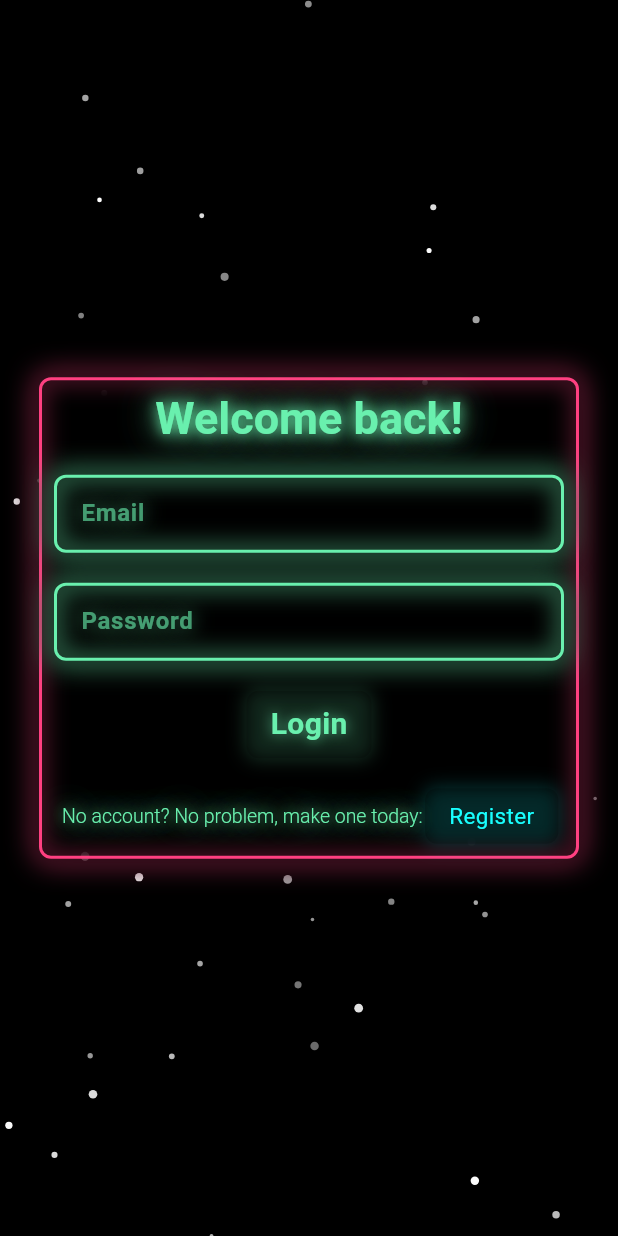
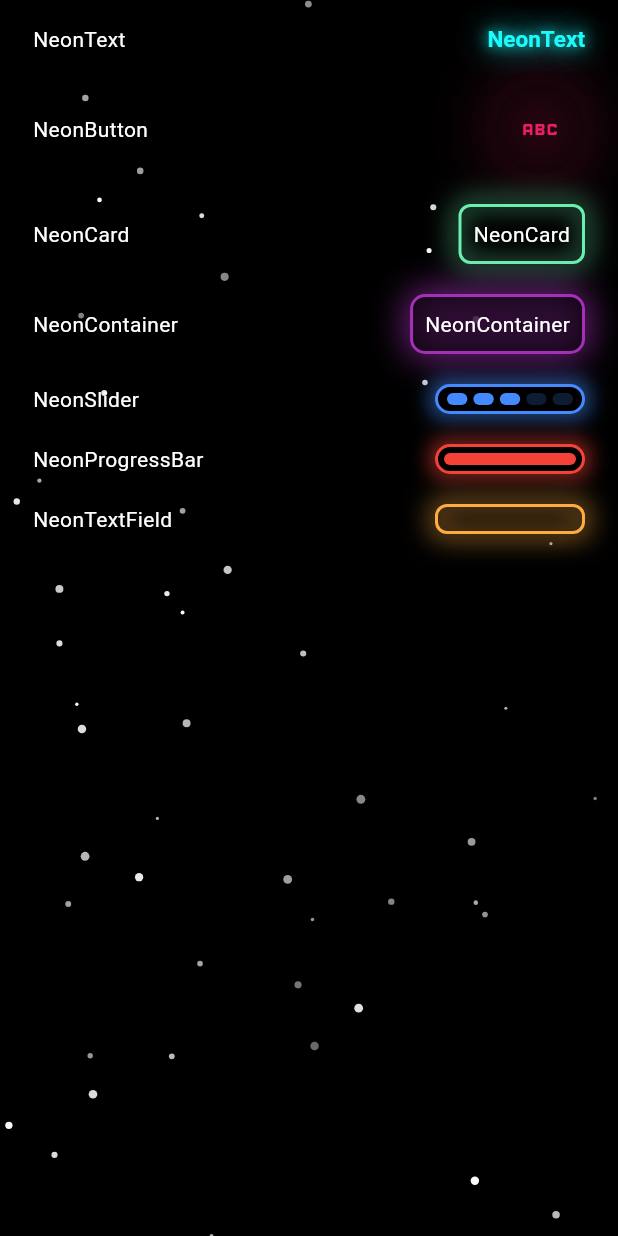
Before and after one commit to NoirsCodingCorner/coding_corner_neon, a Flutter app: the screen it shows after launch, on a phone screen of 412 x 824 dp. Run offline on Flutter 3.47's test engine with Material 3 defaults, Android fonts, the light colour scheme and no system bars; our stand-ins replace firebase_auth, firebase_core; missing offline and left inert: neon, simple_firebase; accounts and stored records are empty; statements that could not run were skipped.

Commit message:
New Stuff.

```diff
--- /dev/null
+++ b/lib/NeonWidgets/neonContainer.dart
@@ -0,0 +1,56 @@
+import 'package:flutter/material.dart';
+
+class NeonContainer extends StatelessWidget {
+  final double? width;
+  final double? height;
+  final double glowRadius;
+  final Color neonColor;
+  final BorderRadius borderRadius;
+  final Widget? child;
+
+  const NeonContainer({
+    Key? key,
+    this.width,
+    this.height,
+    this.glowRadius = 20.0,
+    this.neonColor = Colors.cyanAccent,
+    this.borderRadius = const BorderRadius.all(Radius.circular(10)),
+    this.child,
+  }) : super(key: key);
+
+  @override
+  Widget build(BuildContext context) {
+    return Container(
+
+      width: width, // Optional: If null, Container will size itself based on its parent or child.
+      height: height, // Optional: If null, Container will size itself based on its parent or child.
+      decoration: BoxDecoration(
+        color: Colors.black.withOpacity(0.6), // Background color
+        borderRadius: borderRadius,
+        boxShadow: [
+          // Outer Neon Glow
+          BoxShadow(
+            color: neonColor.withOpacity(0.4), // Slightly more transparent for subtle effect
+            blurRadius: glowRadius ,
+            spreadRadius: glowRadius * 0.1, // Slight outward spread
+            offset: const Offset(0, 0),
+          ),
+          BoxShadow(
+            color: neonColor.withOpacity(0.2), // Subtle inner fade
+            blurRadius: glowRadius,
+            spreadRadius: 0, // Minimal spread to avoid inner glow dominance
+            offset: const Offset(0, 0),
+          ),
+        ],
+        border: Border.all(
+          color: neonColor.withOpacity(0.7), // Border color for the neon effect
+          width: 2,
+        ),
+      ),
+      child: Align(
+        alignment: Alignment.centerLeft,
+        child: child, // Add the child widget here if provided
+      ),
+    );
+  }
+}
--- /dev/null
+++ b/lib/NeonWidgets/neonProgressBar.dart
@@ -0,0 +1,88 @@
+import 'package:flutter/material.dart';
+
+class NeonProgressBar extends StatelessWidget {
+  final double progress; // Progress value between 0 and 1
+  final double height;
+  final double padding;
+  final Color neonColor;
+  final int? segments; // Number of segments
+
+  const NeonProgressBar({
+    Key? key,
+    required this.progress,
+    this.height = 20.0,
+    this.padding = 4.0,
+    this.neonColor = Colors.cyanAccent,
+    this.segments,
+  }) : super(key: key);
+
+  @override
+  Widget build(BuildContext context) {
+    return LayoutBuilder(
+      builder: (context, constraints) {
+        final double maxWidth = constraints.maxWidth; // Parent's available width
+
+        // Calculate width for each segment if segments are provided
+        final double totalSpacing = segments != null ? (segments! - 1) * 4 : 0; // Total spacing between segments
+        final double segmentWidth = segments != null ? (maxWidth - totalSpacing) / segments! : 0;
+
+        return Container(
+          height: height,
+          decoration: BoxDecoration(
+            color: Colors.black, // Background track color
+            borderRadius: BorderRadius.circular(height / 2),
+            border: Border.all(
+              color: neonColor, // Solid neon outline color
+              width: 2,
+            ),
+            boxShadow: [
+              BoxShadow(
+                color: neonColor.withOpacity(0.5), // Glow color
+                blurRadius: 10, // Glow spread
+                spreadRadius: 4, // Glow intensity
+                offset: Offset(0, 0), // Centered glow
+              ),
+            ],
+          ),
+          child: Padding(
+            padding: EdgeInsets.all(padding),
+            child: segments == null
+                ? AnimatedContainer(
+              duration: const Duration(milliseconds: 300),
+              width: progress.clamp(0.0, 1.0) * maxWidth, // Continuous width
+              height: height,
+              decoration: BoxDecoration(
+                color: neonColor, // Solid neon color
+                borderRadius: BorderRadius.circular(height / 2),
+              ),
+            )
+                : SingleChildScrollView(
+              scrollDirection: Axis.horizontal,
+              child: Row(
+                mainAxisAlignment: MainAxisAlignment.start,
+                children: List.generate(segments!, (index) {
+                  // Determine if the segment should be filled based on progress
+                  final num segmentProgress = (progress * segments!).clamp(0, segments!);
+                  final bool isActive = index < segmentProgress;
+
+                  return AnimatedContainer(
+                    duration: const Duration(milliseconds: 300),
+                    width: segmentWidth, // Adjusted to avoid overflow
+                    height: height,
+                    margin: index < segments! - 1
+                        ? const EdgeInsets.only(right: 4) // Spacing between segments
+                        : EdgeInsets.zero,
+                    decoration: BoxDecoration(
+                      color: isActive ? neonColor : neonColor.withOpacity(0.2),
+                      borderRadius: BorderRadius.circular(height / 2),
+                    ),
+                  );
+                }),
+              ),
+            ),
+          ),
+        );
+      },
+    );
+  }
+}
--- /dev/null
+++ b/lib/NeonWidgets/neonSlider.dart
@@ -0,0 +1,105 @@
+import 'package:flutter/material.dart';
+
+class NeonSlider extends StatefulWidget {
+  final double value; // Current value of the slider
+  final double height;
+  final double padding;
+  final Color neonColor;
+  final int? segments; // Number of segments
+  final ValueChanged<double> onChanged;
+
+  const NeonSlider({
+    Key? key,
+    required this.value,
+    this.height = 20.0,
+    this.padding = 4.0,
+    this.neonColor = Colors.cyanAccent,
+    this.segments,
+    required this.onChanged,
+  }) : super(key: key);
+
+  @override
+  _NeonSliderState createState() => _NeonSliderState();
+}
+
+class _NeonSliderState extends State<NeonSlider> {
+  late double _value;
+
+  @override
+  void initState() {
+    super.initState();
+    _value = widget.value;
+  }
+
+  void _updateValueFromSegment(int segmentIndex) {
+    final double segmentValue = segmentIndex / ((widget.segments ?? 1) - 1);
+    setState(() {
+      _value = segmentValue;
+      widget.onChanged(_value); // Notify parent of the value change
+    });
+  }
+
+  void _onTapOrDragUpdate(Offset position, BuildContext context) {
+    final RenderBox renderBox = context.findRenderObject() as RenderBox;
+    final double localX = position.dx;
+    final double maxWidth = renderBox.size.width;
+    final int totalSegments = widget.segments ?? 1;
+    final int clickedSegment = (localX / (maxWidth / totalSegments))
+        .floor()
+        .clamp(0, totalSegments - 1);
+
+    _updateValueFromSegment(clickedSegment);
+  }
+
+  @override
+  Widget build(BuildContext context) {
+    final int totalSegments = widget.segments ?? 1;
+
+    return GestureDetector(
+      onTapDown: (details) => _onTapOrDragUpdate(details.localPosition, context),
+      onHorizontalDragUpdate: (details) => _onTapOrDragUpdate(
+        details.localPosition,
+        context,
+      ),
+      child: Container(
+        height: widget.height,
+        padding: EdgeInsets.all(widget.padding),
+        decoration: BoxDecoration(
+          color: Colors.black, // Background track color
+          borderRadius: BorderRadius.circular(widget.height / 2),
+          border: Border.all(
+            color: widget.neonColor, // Solid neon outline color
+            width: 2,
+          ),
+          boxShadow: [
+            BoxShadow(
+              color: widget.neonColor.withOpacity(0.5), // Glow color
+              blurRadius: 10, // Glow spread
+              spreadRadius: 4, // Glow intensity
+              offset: Offset(0, 0), // Centered glow
+            ),
+          ],
+        ),
+        child: Row(
+          children: List.generate(totalSegments, (index) {
+            final bool isActive = index <= (_value * (totalSegments - 1)).round();
+            return Expanded(
+              child: Padding(
+                padding: EdgeInsets.symmetric(horizontal: 2),
+                child: Container(
+                  height: widget.height - widget.padding * 2,
+                  decoration: BoxDecoration(
+                    color: isActive
+                        ? widget.neonColor
+                        : widget.neonColor.withOpacity(0.2),
+                    borderRadius: BorderRadius.circular(widget.height / 2),
+                  ),
+                ),
+              ),
+            );
+          }),
+        ),
+      ),
+    );
+  }
+}
--- a/lib/auth_page.dart
+++ b/lib/auth_page.dart
@@ -1,14 +1,14 @@
-import 'package:coding_corner/AnimatedGradientText.dart';
-import 'package:coding_corner/NeonButton.dart';
-import 'package:coding_corner/NeonCard.dart';
-import 'package:coding_corner/NeonText.dart';
-import 'package:coding_corner/NeonTextButton.dart';
+import 'package:coding_corner/NeonWidgets/NeonButton.dart';
+import 'package:coding_corner/NeonWidgets/neonCard.dart';
+import 'package:coding_corner/NeonWidgets/neonContainer.dart';
+import 'package:coding_corner/NeonWidgets/neonProgressBar.dart';
+import 'package:coding_corner/NeonWidgets/neonSlider.dart';
+import 'package:coding_corner/NeonWidgets/neonText.dart';
+import 'package:coding_corner/NeonWidgets/neonTextField.dart';
 import 'package:coding_corner/StarBackground.dart';
-import 'package:coding_corner/textfield.dart';
 import 'package:flutter/material.dart';
-import 'package:neon/neon.dart';
-
-import 'package:flutter/material.dart';
+import 'package:firebase_auth/firebase_auth.dart';
+import 'package:simple_firebase/auth.dart';
 
 // Assuming these custom widgets are defined elsewhere in your project
 // import 'neon_widgets.dart'; // Replace with your actual import path
@@ -48,13 +48,16 @@ class _AuthPageState extends State<AuthPage> {
   }
 
   // Function to handle form submission (Login/Register)
-  void _handleSubmit() {
+  Future<void> _handleSubmit() async {
     if (_isLogin) {
       // Handle login logic
       String email = _email.value.trim();
       String password = _password.value.trim();
       // Add your login logic here
       print("Login with Email: $email, Password: $password");
+      User? user= await Auth().signInWithEmail(email, password);
+      print(user?.uid);
+
     } else {
       // Handle registration logic
       String username = _username.value.trim();
@@ -74,7 +77,8 @@ class _AuthPageState extends State<AuthPage> {
       }
 
       // Add your registration logic here
-      print("Register with Username: $username, Email: $email, Password: $password");
+      User? user= await Auth().registerWithEmail(email, password);
+      print(user?.uid);
     }
   }
 
@@ -89,92 +93,58 @@ class _AuthPageState extends State<AuthPage> {
             maxStars: 50,
           ),
           Center(
-            child: SingleChildScrollView(
           child: Container(
             width: 400,
-                padding: const EdgeInsets.all(20.0),
-                child: NeonCard(
-                  neonColor: Colors.pinkAccent,
+            child: Padding(
+              padding: const EdgeInsets.all(16.0),
+              child: Column(
                 children: [
-                    // Title Text
-                    NeonText(
-                      text: _isLogin ? "Welcome back!" : "Create Account",
-                      fontSize: 30,
-                      neonColor: Colors.greenAccent,
+                  Row(
+                    mainAxisAlignment: MainAxisAlignment.spaceBetween,
+                    children: [Text("NeonText",style: TextStyle(color: Colors.white),), NeonText(text: "NeonText",)],
                   ),
-                    const SizedBox(height: 20),
+                  SizedBox(height: 20,),
+                  Row(
+                    mainAxisAlignment: MainAxisAlignment.spaceBetween,
+                    children: [Text("NeonButton",style: TextStyle(color: Colors.white),), NeonButton(icon: Icons.abc, onPressed: () {},size: 60,neonColor: Colors.pink,)],
+                  ),
+                  SizedBox(height: 20,),
+                  Row(
+                    mainAxisAlignment: MainAxisAlignment.spaceBetween,
+                    children: [Text("NeonCard",style: TextStyle(color: Colors.white),), NeonCard(children: [Text("NeonCard",style: TextStyle(color: Colors.white))], neonColor: Colors.greenAccent)],
+                  ),
+                  SizedBox(height: 20,),
 
-                    // If Registration Form, show Username Field
-                    if (!_isLogin) ...[
-                      NeonTextField(
-                        textValue: _username,
-                        hintText: "Username",
-                        neonColor: Colors.greenAccent,
+                  Row(
+                    mainAxisAlignment: MainAxisAlignment.spaceBetween,
+                    children: [Text("NeonContainer",style: TextStyle(color: Colors.white),), NeonContainer(neonColor: Colors.purpleAccent,child: Padding(
+                      padding: const EdgeInsets.all(8.0),
+                      child: Text("NeonContainer",style: TextStyle(color: Colors.white)),
+                    ),)],
                   ),
-                      const SizedBox(height: 20),
-                    ],
+                  SizedBox(height: 20,),
 
-                    // Email Field
-                    NeonTextField(
-                      textValue: _email,
-                      hintText: "Email",
-                      neonColor: Colors.greenAccent,
+                  Row(
+                    mainAxisAlignment: MainAxisAlignment.spaceBetween,
+                    children: [Text("NeonSlider",style: TextStyle(color: Colors.white),), SizedBox(width: 100,height: 20,child: NeonSlider(segments: 5,neonColor: Colors.blueAccent, value: 0.5, onChanged: (double value) {  },))],
                   ),
-                    const SizedBox(height: 20),
+                  SizedBox(height: 20,),
 
-                    // Password Field
-                    NeonTextField(
-                      textValue: _password,
-                      hintText: "Password",
-                      neonColor: Colors.greenAccent,
+                  Row(
+                    mainAxisAlignment: MainAxisAlignment.spaceBetween,
+                    children: [Text("NeonProgressBar",style: TextStyle(color: Colors.white),), SizedBox(width: 100,height: 20,child: NeonProgressBar(progress: 0.5,neonColor: Colors.red,))],
                   ),
-                    const SizedBox(height: 20),
+                  SizedBox(height: 20,),
 
-                    // If Registration Form, show Confirm Password Field
-                    if (!_isLogin) ...[
-                      NeonTextField(
-                        textValue: _confirmPassword,
-                        hintText: "Confirm Password",
-                        neonColor: Colors.greenAccent,
-                      ),
-                      const SizedBox(height: 20),
-                    ],
-
-                    // Submit Button (Login/Register)
-                    NeonTextButton(
-                      text: _isLogin ? "Login" : "Register",
-                      onPressed: _handleSubmit,
-                      neonColor: Colors.greenAccent,
-                    ),
-                    const SizedBox(height: 20),
-
-                    // Toggle between Login and Register
                   Row(
-                      mainAxisAlignment: MainAxisAlignment.center,
-                      children: [
-                        NeonText(
-                          text: _isLogin
-                              ? "No account? No problem, make one today: "
-                              : "Already have an account? ",
-                          fontSize: 13,
-                          neonColor: Colors.greenAccent,
-                          fontWeight: FontWeight.w300,
-                        ),
-                        NeonTextButton(
-                          text: _isLogin ? "Register" : "Back to Login",
-                          onPressed: _toggleForm,
-                          textStyle: TextStyle(
-                            fontSize: 15,
-                            color: Colors.cyanAccent,
-                          ),
+                    mainAxisAlignment: MainAxisAlignment.spaceBetween,
+                    children: [Text("NeonTextField",style: TextStyle(color: Colors.white),), SizedBox(width: 100,height: 20,child: NeonTextField(neonColor: Colors.orangeAccent, textValue: ValueNotifier("ValueNotifier"),))],
                   ),
                 ],
+              ),
             )
-                  ],
-                ),
-              ),
-            ),
-          ),
+            ,
+          ),),
         ],
       ),
     );
```
Also changed, not shown: lib/NeonWidgets/neonButton.dart (renamed from lib/NeonButton.dart), lib/NeonWidgets/neonCard.dart (renamed from lib/NeonCard.dart), lib/NeonWidgets/neonText.dart (renamed from lib/NeonText.dart), lib/NeonWidgets/neonTextButton.dart (renamed from lib/NeonTextButton.dart), lib/NeonWidgets/neonTextField.dart (renamed from lib/textfield.dart). Lines whose indentation alone changed are shown as unchanged.
